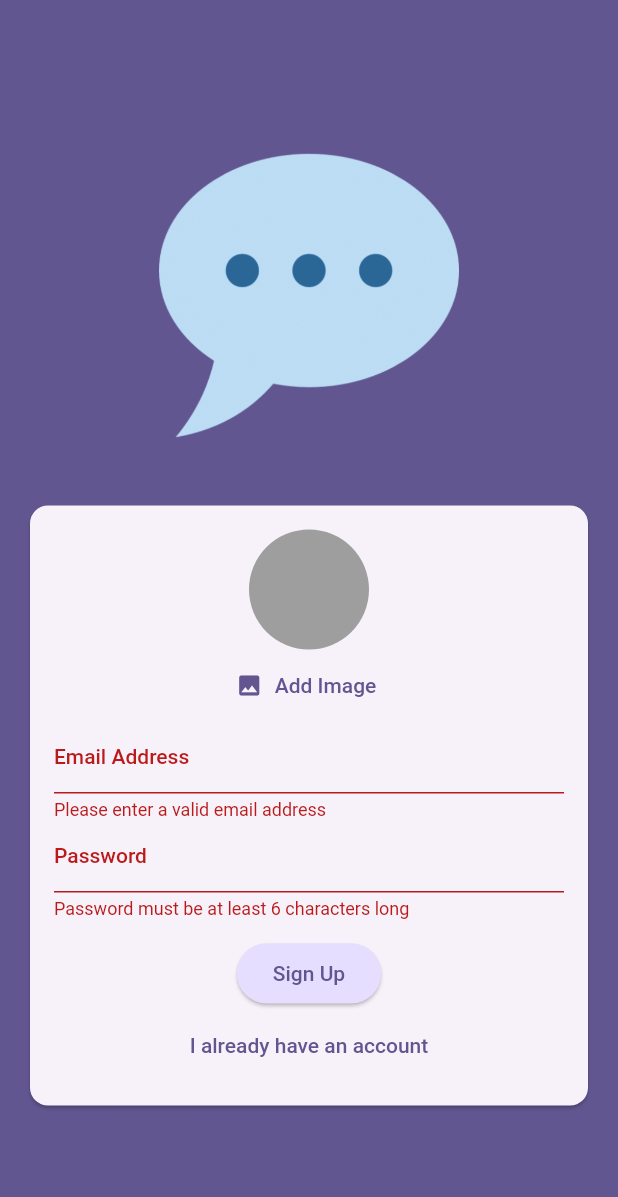
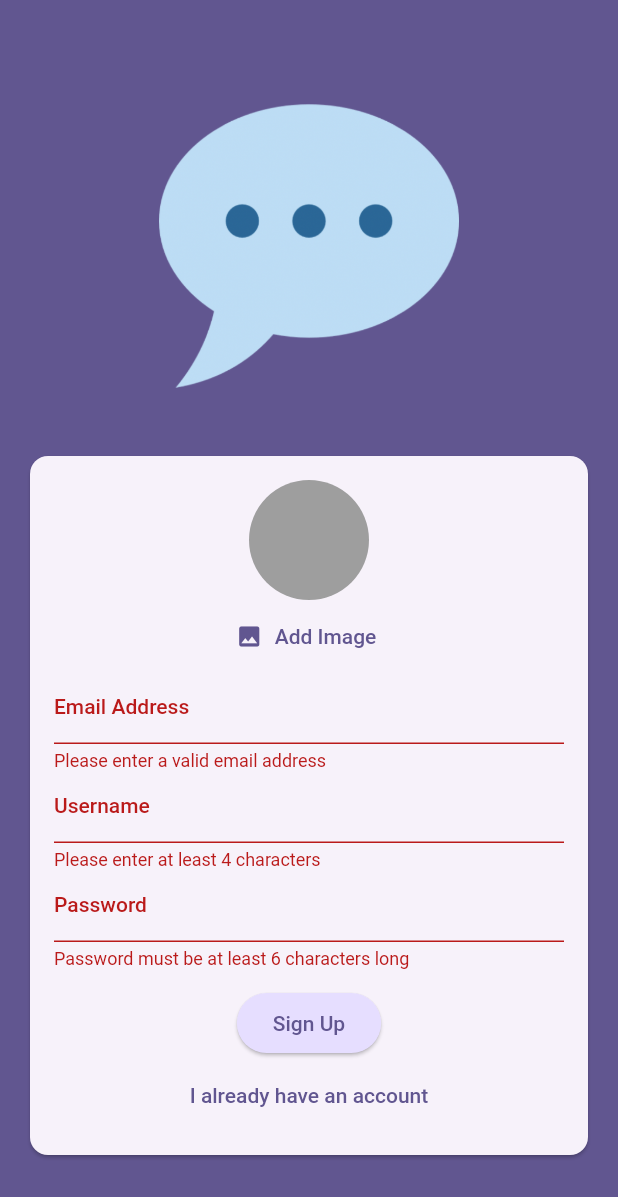
Before and after one commit to eacardenase/flutter-chatty, a Flutter app: the screen it shows after launch, after a tap on "Login", after a tap on "Create an account", after a tap on "Sign Up", on a phone screen of 412 x 824 dp. Shown: the top 1197 px of the screen. Run offline on Flutter 3.47's test engine with Material 2 defaults, Android fonts, the phone set to English and light mode, and no system bars; our stand-ins replace cloud_firestore, firebase_auth, firebase_core, firebase_storage, image_picker; accounts and stored records are empty; generated files the repository leaves out were written again.

Commit message:
feat: add username to user profile on sign up form

```diff
--- a/lib/widgets/signup_form.dart
+++ b/lib/widgets/signup_form.dart
@@ -24,6 +24,7 @@ class SignUpForm extends StatefulWidget {
 class _SignUpFormState extends State<SignUpForm> {
   final _formKey = GlobalKey<FormState>();
   var _enteredEmail = '';
+  var _enteredUsername = '';
   var _enteredPassword = '';
   var _isLoading = false;
   File? _selectedImage;
@@ -60,7 +61,7 @@ class _SignUpFormState extends State<SignUpForm> {
           .collection('users')
           .doc(userCredentials.user!.uid)
           .set({
-        'userName': 'ToDo',
+        'userName': _enteredUsername,
         'email': _enteredEmail,
         'imageUrl': imageUrl
       });
@@ -118,6 +119,24 @@ class _SignUpFormState extends State<SignUpForm> {
           ),
           TextFormField(
             decoration: const InputDecoration(
+              labelText: 'Username',
+            ),
+            enableSuggestions: false,
+            validator: (value) {
+              if (value == null ||
+                  value.trim().isEmpty ||
+                  value.trim().length < 4) {
+                return "Please enter at least 4 characters";
+              }
+
+              return null;
+            },
+            onSaved: (newValue) {
+              _enteredUsername = newValue!;
+            },
+          ),
+          TextFormField(
+            decoration: const InputDecoration(
               label: Text(
                 'Password',
               ),
```
